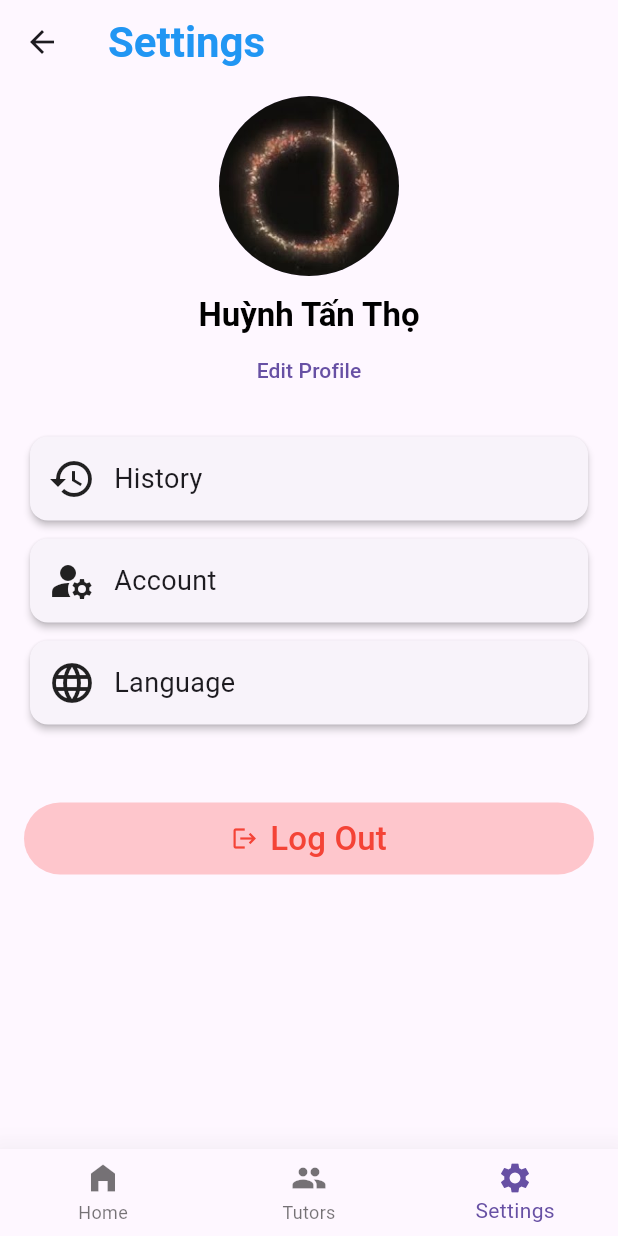
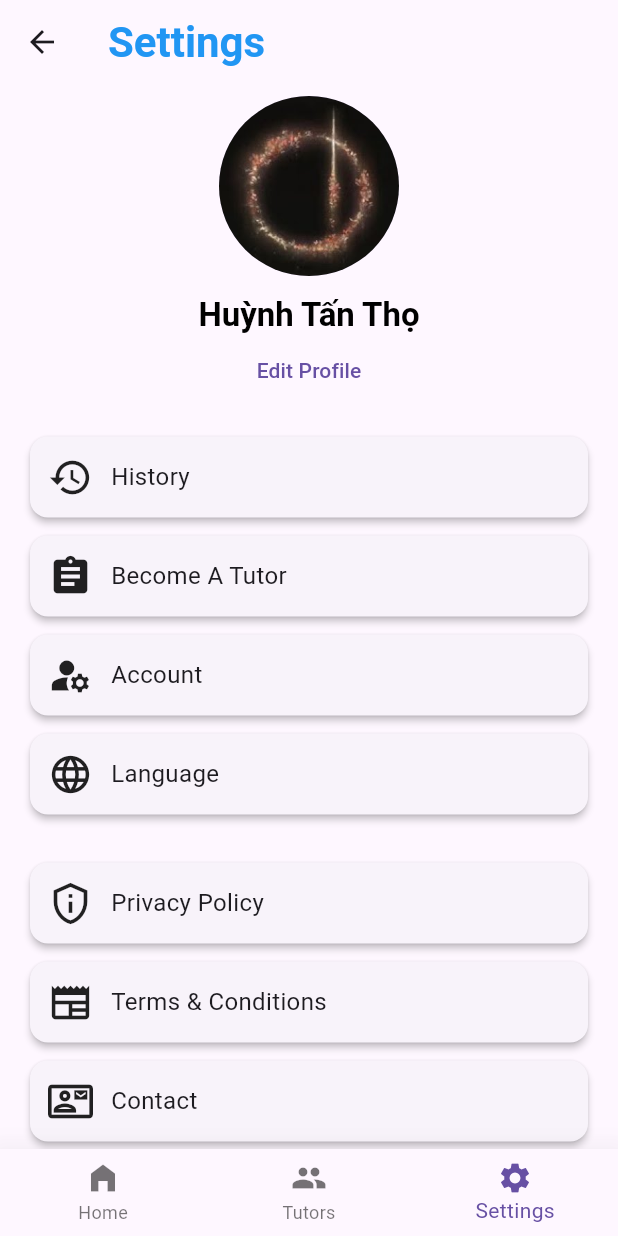
Before and after one commit to tanthokg/CSC13118_AdvMobile, a Flutter app: the MainView screen opened by its route, item 3 of the bottom bar chosen, on a phone screen of 412 x 824 dp. Run offline on Flutter 3.47's test engine with Material 2 defaults, Android fonts, the light colour scheme and no system bars.

Commit message:
Added some items to Settings

```diff
--- /dev/null
+++ b/lettutor/lib/views/pages/courses_page.dart
@@ -0,0 +1,15 @@
+import 'package:flutter/material.dart';
+
+class Courses extends StatefulWidget {
+  const Courses({Key? key}) : super(key: key);
+
+  @override
+  State<Courses> createState() => _CoursesState();
+}
+
+class _CoursesState extends State<Courses> {
+  @override
+  Widget build(BuildContext context) {
+    return Container();
+  }
+}
--- a/lettutor/lib/views/pages/home_page.dart
+++ b/lettutor/lib/views/pages/home_page.dart
@@ -40,7 +40,6 @@
               ],
             ),
           ),
-
           Padding(
             padding: const EdgeInsets.fromLTRB(12, 12, 0, 12),
             child: Text(
--- a/lettutor/lib/views/pages/settings_page.dart
+++ b/lettutor/lib/views/pages/settings_page.dart
@@ -48,12 +48,33 @@
                 children: const [
                   Icon(
                     Icons.history,
-                    size: 32,
+                    size: 30,
                   ),
                   SizedBox(width: 12),
                   Text(
                     'History',
-                    style: TextStyle(fontSize: 18),
+                    style: TextStyle(fontSize: 16),
+                  )
+                ],
+              ),
+            ),
+          ),
+          const SizedBox(height: 4),
+          Card(
+            surfaceTintColor: Colors.white,
+            elevation: 2,
+            child: Padding(
+              padding: const EdgeInsets.symmetric(vertical: 12, horizontal: 12),
+              child: Row(
+                children: const [
+                  Icon(
+                    Icons.assignment,
+                    size: 30,
+                  ),
+                  SizedBox(width: 12),
+                  Text(
+                    'Become A Tutor',
+                    style: TextStyle(fontSize: 16),
                   )
                 ],
               ),
@@ -69,12 +90,12 @@
                 children: const [
                   Icon(
                     Icons.manage_accounts,
-                    size: 32,
+                    size: 30,
                   ),
                   SizedBox(width: 12),
                   Text(
                     'Account',
-                    style: TextStyle(fontSize: 18),
+                    style: TextStyle(fontSize: 16),
                   )
                 ],
               ),
@@ -90,12 +111,96 @@
                 children: const [
                   Icon(
                     Icons.language,
-                    size: 32,
+                    size: 30,
                   ),
                   SizedBox(width: 12),
                   Text(
                     'Language',
-                    style: TextStyle(fontSize: 18),
+                    style: TextStyle(fontSize: 16),
+                  )
+                ],
+              ),
+            ),
+          ),
+          const SizedBox(height: 24),
+          Card(
+            surfaceTintColor: Colors.white,
+            elevation: 2,
+            child: Padding(
+              padding: const EdgeInsets.symmetric(vertical: 12, horizontal: 12),
+              child: Row(
+                children: const [
+                  Icon(
+                    Icons.privacy_tip_outlined,
+                    size: 30,
+                  ),
+                  SizedBox(width: 12),
+                  Text(
+                    'Privacy Policy',
+                    style: TextStyle(fontSize: 16),
+                  )
+                ],
+              ),
+            ),
+          ),
+          const SizedBox(height: 4),
+          Card(
+            surfaceTintColor: Colors.white,
+            elevation: 2,
+            child: Padding(
+              padding: const EdgeInsets.symmetric(vertical: 12, horizontal: 12),
+              child: Row(
+                children: const [
+                  Icon(
+                    Icons.newspaper_outlined,
+                    size: 30,
+                  ),
+                  SizedBox(width: 12),
+                  Text(
+                    'Terms & Conditions',
+                    style: TextStyle(fontSize: 16),
+                  )
+                ],
+              ),
+            ),
+          ),
+          const SizedBox(height: 4),
+          Card(
+            surfaceTintColor: Colors.white,
+            elevation: 2,
+            child: Padding(
+              padding: const EdgeInsets.symmetric(vertical: 12, horizontal: 12),
+              child: Row(
+                children: const [
+                  Icon(
+                    Icons.contact_mail_outlined,
+                    size: 30,
+                  ),
+                  SizedBox(width: 12),
+                  Text(
+                    'Contact',
+                    style: TextStyle(fontSize: 16),
+                  )
+                ],
+              ),
+            ),
+          ),
+          const SizedBox(height: 4),
+          Card(
+            surfaceTintColor: Colors.white,
+            elevation: 2,
+            child: Padding(
+              padding: const EdgeInsets.symmetric(vertical: 12, horizontal: 12),
+              child: Row(
+                children: const [
+                  Icon(
+                    Icons.contact_support_outlined,
+                    size: 30,
+                  ),
+                  SizedBox(width: 12),
+                  Text(
+                    'Guide',
+                    style: TextStyle(fontSize: 16),
                   )
                 ],
               ),
@@ -111,7 +216,7 @@
               );
             },
             style: TextButton.styleFrom(
-              minimumSize: const Size.fromHeight(48),
+              minimumSize: const Size.fromHeight(44),
               backgroundColor: const Color.fromRGBO(255, 0, 0, 0.2),
             ),
             child: Row(
@@ -125,7 +230,7 @@
                 Text(
                   'Log Out',
                   style: TextStyle(
-                    fontSize: 22,
+                    fontSize: 18,
                     color: Colors.red,
                   ),
                 ),
```
